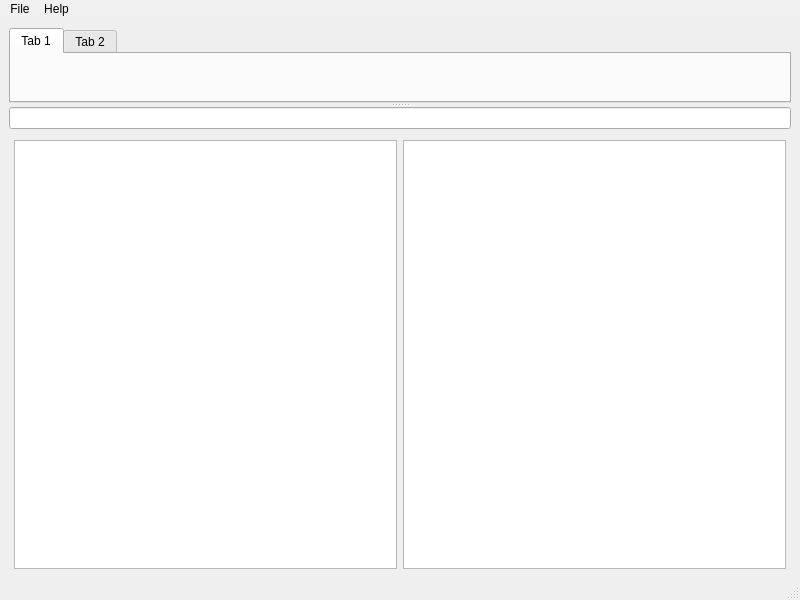
Above: gvDataBackup_MainWindow.ui from geoffvargo/gvDataBackup before the change. Below: the same form after it.
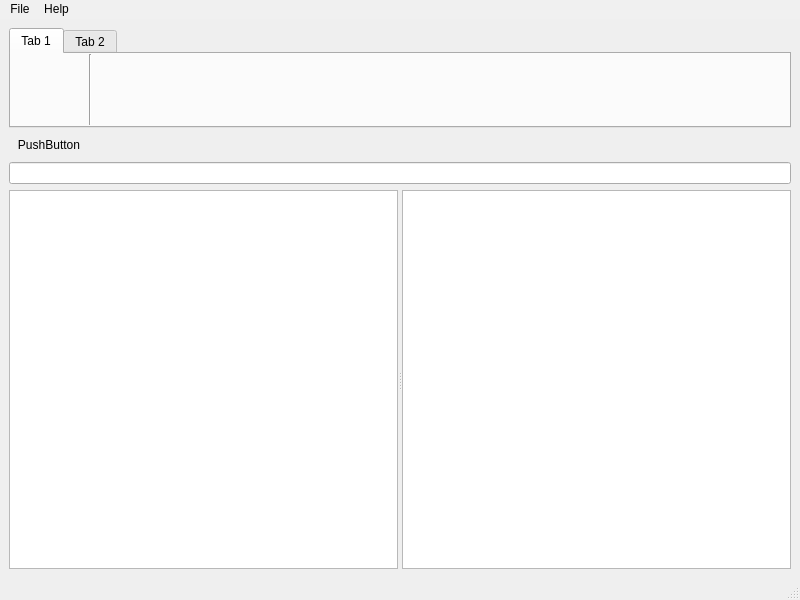
That is the form after the change. Icons and pictures are not drawn.

The edit to the form file:
```diff
--- a/gvDataBackup_MainWindow.ui
+++ b/gvDataBackup_MainWindow.ui
@@ -69,18 +69,8 @@
      <verstretch>0</verstretch>
     </sizepolicy>
    </property>
-   <layout class="QGridLayout" name="gridLayout">
+   <layout class="QGridLayout" name="gridLayout_2">
     <item row="0" column="0">
-     <widget class="QSplitter" name="splitter">
-      <property name="sizePolicy">
-       <sizepolicy hsizetype="Expanding" vsizetype="Expanding">
-        <horstretch>0</horstretch>
-        <verstretch>0</verstretch>
-       </sizepolicy>
-      </property>
-      <property name="orientation">
-       <enum>Qt::Vertical</enum>
-      </property>
       <widget class="QTabWidget" name="ribbonBar">
        <property name="sizePolicy">
         <sizepolicy hsizetype="Expanding" vsizetype="Fixed">
@@ -97,19 +87,73 @@
        <property name="maximumSize">
         <size>
          <width>16777214</width>
-         <height>75</height>
+        <height>100</height>
         </size>
        </property>
        <property name="autoFillBackground">
         <bool>true</bool>
        </property>
+      <property name="iconSize">
+       <size>
+        <width>32</width>
+        <height>32</height>
+       </size>
+      </property>
+      <property name="elideMode">
+       <enum>Qt::ElideLeft</enum>
+      </property>
        <property name="usesScrollButtons">
         <bool>false</bool>
        </property>
+      <property name="tabsClosable">
+       <bool>false</bool>
+      </property>
+      <property name="tabBarAutoHide">
+       <bool>true</bool>
+      </property>
        <widget class="QWidget" name="tab">
         <attribute name="title">
          <string>Tab 1</string>
         </attribute>
+       <widget class="QWidget" name="layoutWidget">
+        <property name="geometry">
+         <rect>
+          <x>0</x>
+          <y>0</y>
+          <width>81</width>
+          <height>71</height>
+         </rect>
+        </property>
+        <layout class="QHBoxLayout" name="horizontalLayout">
+         <item>
+          <widget class="QPushButton" name="pushButton">
+           <property name="text">
+            <string/>
+           </property>
+           <property name="icon">
+            <iconset>
+             <normaloff>../../Downloads/AndroidStudio_Icons/icons/toolbar/filterdups@2x.png</normaloff>../../Downloads/AndroidStudio_Icons/icons/toolbar/filterdups@2x.png</iconset>
+           </property>
+           <property name="iconSize">
+            <size>
+             <width>40</width>
+             <height>40</height>
+            </size>
+           </property>
+           <property name="flat">
+            <bool>true</bool>
+           </property>
+          </widget>
+         </item>
+         <item>
+          <widget class="Line" name="line">
+           <property name="orientation">
+            <enum>Qt::Vertical</enum>
+           </property>
+          </widget>
+         </item>
+        </layout>
+       </widget>
        </widget>
        <widget class="QWidget" name="tab_2">
         <attribute name="title">
@@ -117,33 +161,81 @@
         </attribute>
        </widget>
       </widget>
-      <widget class="QWidget" name="">
-       <layout class="QVBoxLayout" name="verticalLayout">
-        <item>
+    </item>
+    <item row="1" column="0">
+     <layout class="QGridLayout" name="gridLayout">
+      <item row="2" column="0">
+       <widget class="QSplitter" name="splitter">
+        <property name="orientation">
+         <enum>Qt::Horizontal</enum>
+        </property>
+        <widget class="QTreeView" name="treeView"/>
+        <widget class="QListView" name="listView"/>
+       </widget>
+      </item>
+      <item row="1" column="0">
          <widget class="QLineEdit" name="lineEdit"/>
         </item>
-        <item>
-         <layout class="QHBoxLayout" name="horizontalLayout">
+      <item row="0" column="0">
+       <widget class="QFrame" name="horizontalFrame">
+        <property name="sizePolicy">
+         <sizepolicy hsizetype="Expanding" vsizetype="Fixed">
+          <horstretch>0</horstretch>
+          <verstretch>0</verstretch>
+         </sizepolicy>
+        </property>
+        <property name="minimumSize">
+         <size>
+          <width>0</width>
+          <height>0</height>
+         </size>
+        </property>
+        <property name="maximumSize">
+         <size>
+          <width>16777215</width>
+          <height>16777215</height>
+         </size>
+        </property>
+        <layout class="QHBoxLayout" name="horizontalLayout_2">
           <property name="leftMargin">
-           <number>5</number>
+          <number>0</number>
           </property>
           <property name="topMargin">
-           <number>5</number>
+          <number>0</number>
           </property>
           <property name="rightMargin">
-           <number>5</number>
-          </property>
+          <number>0</number>
+         </property>
+         <property name="bottomMargin">
+          <number>0</number>
+         </property>
           <item>
-           <widget class="QTreeView" name="treeView"/>
+          <widget class="QPushButton" name="pushButton_2">
+           <property name="text">
+            <string>PushButton</string>
+           </property>
+           <property name="flat">
+            <bool>true</bool>
+           </property>
+          </widget>
           </item>
           <item>
-           <widget class="QListView" name="listView"/>
-          </item>
-         </layout>
-        </item>
-       </layout>
-      </widget>
-     </widget>
+          <spacer name="horizontalSpacer">
+           <property name="orientation">
+            <enum>Qt::Horizontal</enum>
+           </property>
+           <property name="sizeHint" stdset="0">
+            <size>
+             <width>40</width>
+             <height>0</height>
+            </size>
+           </property>
+          </spacer>
+         </item>
+        </layout>
+       </widget>
+      </item>
+     </layout>
     </item>
    </layout>
   </widget>
```
Left out of the diff: 20 changed lines with no effect on the pictures. Lines whose indentation alone changed are shown as unchanged.
